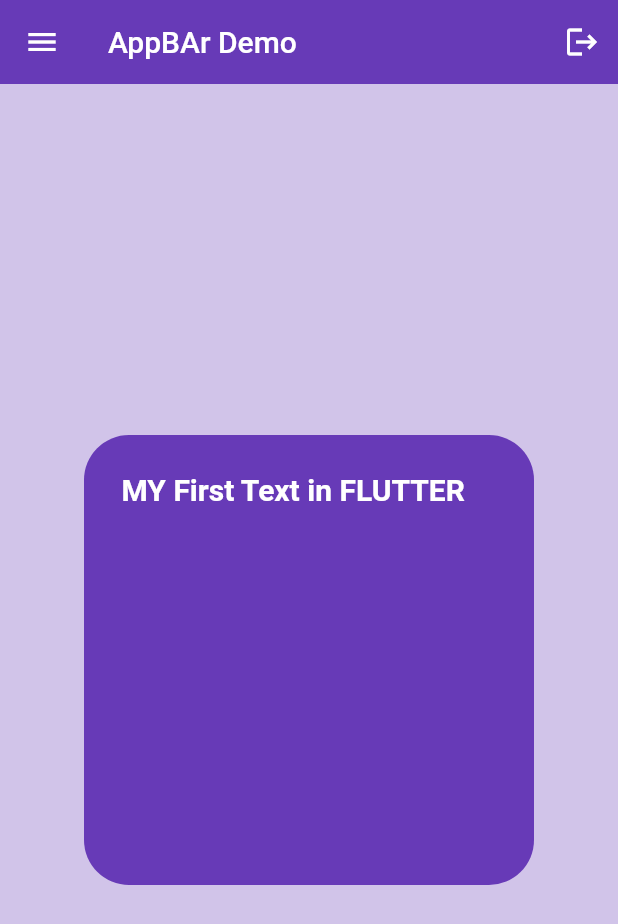
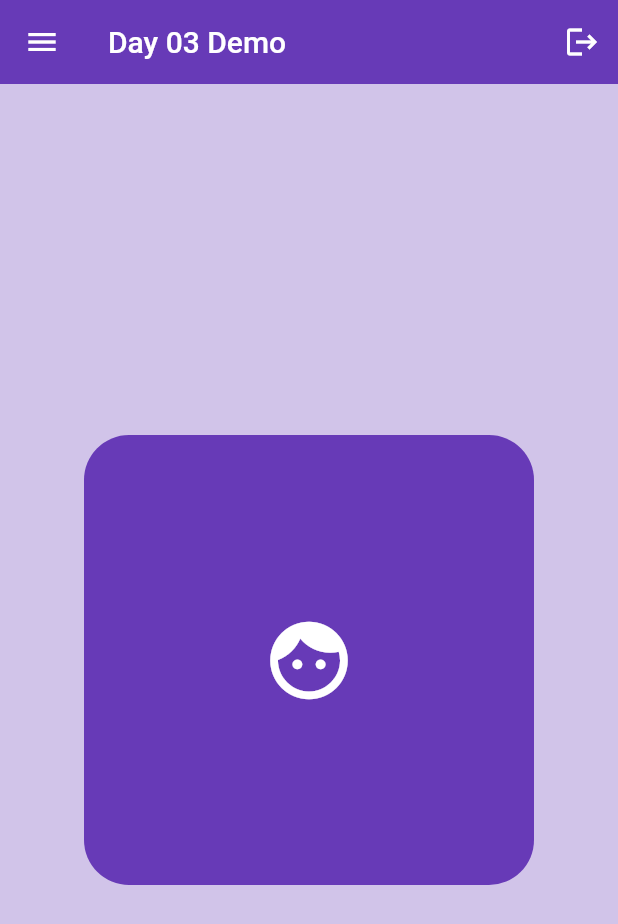
Before and after one commit to Pradhyumna1986/FlutterProjects, a Flutter app: the screen it shows after launch, on a phone screen of 412 x 824 dp. Shown: the top 924 px of the screen. Run offline on Flutter 3.47's test engine with Material 2 defaults, Android fonts, the phone set to English and light mode, and no system bars.

Commit message:
Day 3 icon and app bar

```diff
--- a/lib/main.dart
+++ b/lib/main.dart
@@ -17,7 +17,7 @@ class MyApp extends StatelessWidget {
       home: Scaffold(
         backgroundColor: Colors.deepPurple[100],
         appBar: AppBar(
-          title: const Text('AppBAr Demo'),
+          title: const Text('Day 03 Demo'),
           backgroundColor: Colors.deepPurple,
           elevation: 0,
           leading: const Icon(Icons.menu),
@@ -33,15 +33,11 @@ class MyApp extends StatelessWidget {
             height: 300,
             width: 300,
             // padding: const EdgeInsets.all(25),
-            padding: const EdgeInsets.only(left: 25, top: 25),
             decoration: BoxDecoration(
                 color: Colors.deepPurple,
                 borderRadius: BorderRadius.circular(30)),
-            child: const Text('MY First Text in FLUTTER',
-                style: TextStyle(
-                    color: Colors.white,
-                    fontSize: 20,
-                    fontWeight: FontWeight.bold)),
+            padding: const EdgeInsets.all(25),
+            child: const Icon(Icons.face_rounded, color: Colors.white, size: 62),
           ),
         ),
       ),
```
